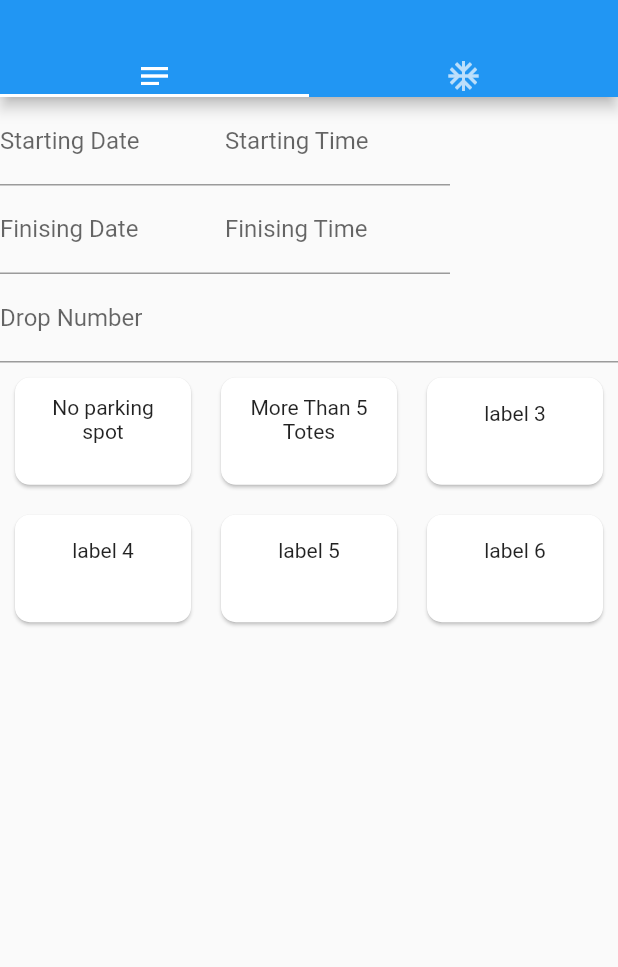
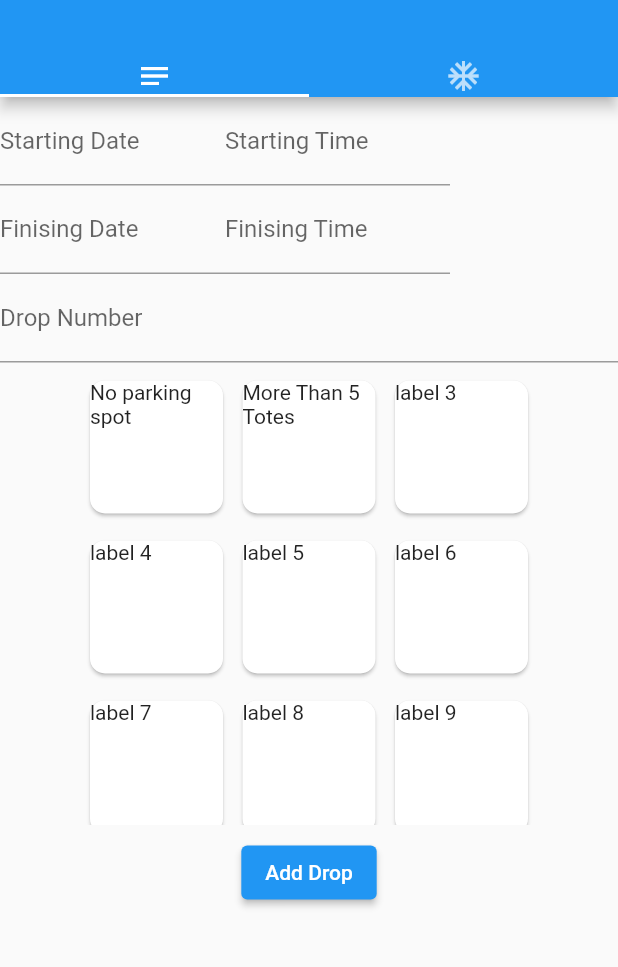
Before and after one commit to BryanBudelon/DriverNotes, a Flutter app: the screen it shows after launch, on a phone screen of 412 x 824 dp, the part 59-1026 px from its top. Run offline on Flutter 3.47's test engine with Material 2 defaults, Android fonts, the phone set to English and light mode, and no system bars.

Commit message:
Add drop working on Emulator and Real device

```diff
--- a/driver_notes/lib/main.dart
+++ b/driver_notes/lib/main.dart
@@ -290,9 +290,8 @@ class _MyAppState extends State<MyApp> {
                   keyboardType: TextInputType.number,
                   controller: dropController,
                 ),
-                Flex(
-                  direction: Axis.vertical,
-                  children: [ReasonSelection(textController, dropController)],
+                Expanded(
+                  child: ReasonSelection(textController, dropController),
                 ),
                 /*Container(
                   width: 300,
--- a/driver_notes/lib/reason_selection.dart
+++ b/driver_notes/lib/reason_selection.dart
@@ -1,21 +1,19 @@
-import 'package:driver_notes/insert_text.dart';
-import 'package:driver_notes/notes_tab.dart';
 import 'package:flutter/material.dart';
 
+import 'insert_text.dart';
 import 'options_list.dart';
 
 class ReasonSelection extends StatefulWidget {
-  //const ReasonSelection({Key? key, textComtroller}) : super(key: key);
   final TextEditingController textController;
   final TextEditingController dropsController;
 
   ReasonSelection(this.textController, this.dropsController);
 
   @override
-  _ReasonSelectionState createState() => _ReasonSelectionState();
+  ReasonSelectionState createState() => ReasonSelectionState();
 }
 
-class _ReasonSelectionState extends State<ReasonSelection> {
+class ReasonSelectionState extends State<ReasonSelection> {
   int selectedCard = -1;
   int _selectedIndex = -1;
 
@@ -31,19 +29,96 @@ class _ReasonSelectionState extends State<ReasonSelection> {
     OptionsList(5, false, 'label 9'),
   ];
 
-  var selectedItems = List.filled(10, '');
+  List<String> selectedItems = List<String>.filled(10, '', growable: true);
 
   @override
   Widget build(BuildContext context) {
-    return GridView.builder(
+    return Column(children: [
+      SingleChildScrollView(
+        child: Container(
+          margin: EdgeInsets.symmetric(vertical: 8.0),
+          width: 300,
+          height: 300,
+          child: GridView.count(
+              crossAxisCount: 3,
+              crossAxisSpacing: 5,
+              mainAxisSpacing: 10,
+              children: [
+                ...options.map((value) {
+                  return Card(
+                    shape: RoundedRectangleBorder(
+                        borderRadius: BorderRadius.circular(10)),
+                    //alignment: Alignment.center,
+                    child: GestureDetector(
+                      child: Text(value.description),
+                      onTap: () {
+                        setState(() {
+                          value.isSelected = !value.isSelected;
+                          if (value.isSelected == true) {
+                            selectedItems.insert(
+                                value.index, value.description);
+                          } else {
+                            selectedItems.remove(value.description);
+                          }
+                          print(selectedItems);
+                          // selectedItems.forEach((element) {
+                          //   if (element.contains('')) {
+                          //     selectedItems.insert(0, value.description);
+                          //   }
+                          // });
+                        });
+                      },
+                    ),
+                    color:
+                        value.isSelected == true ? Colors.amber : Colors.white,
+                  );
+                }).toList(),
+              ]),
+        ),
+      ),
+      ElevatedButton(
+        //onPressed: () => insertText('Drop \n', textController),
+        //onPressed: () => showModalOptions(context),
+        onPressed: () => {
+          widget.textController.selection = TextSelection.collapsed(
+              offset: widget.textController.text.length),
+          InsertText().insertText(
+              '\nDrop Number: ' + widget.dropsController.text + '\n',
+              widget.textController),
+          for (var i = 0; i < selectedItems.length; i++)
+            {
+              if (selectedItems[i].isNotEmpty)
+                if (i == 0)
+                  {
+                    InsertText().insertText(
+                        selectedItems[i] + ' + ', widget.textController),
+                  }
+                else if (i != selectedItems.length)
+                  {
+                    InsertText().insertText(
+                        selectedItems[i] + ' ', widget.textController)
+                  }
+            },
+          setState(() {
+            for (var i = 0; i < options.length; i++) {
+              options[i].isSelected = false;
+              selectedItems[i] = '';
+            }
+          })
+        },
+        // Talvez colocar para adicionar item no TextField ao selecionar o item
+        child: Text('Add Drop'),
+      ),
+    ]);
+
+    /*GridView.builder(
       //physics: NeverScrollableScrollPhysics(),
       shrinkWrap: true,
-      scrollDirection: Axis.vertical,
       itemCount: 6,
       gridDelegate: new SliverGridDelegateWithFixedCrossAxisCount(
         crossAxisCount: 3,
         childAspectRatio: MediaQuery.of(context).size.width /
-            (MediaQuery.of(context).size.height / 3),
+            (MediaQuery.of(context).size.height / 2),
       ),
       itemBuilder: (BuildContext context, int index) {
         return Card(
@@ -55,7 +130,12 @@ class _ReasonSelectionState extends State<ReasonSelection> {
           // The color depends on this is selected or not
           color:
               options[index].isSelected == true ? Colors.amber : Colors.white,
-            child: ListTile(
+          child: Flex(direction: Axis.vertical, children: [
+            ListTile(
+              leading: Text(
+                options[index].description.toString(),
+                textAlign: TextAlign.center,
+              ),
               onTap: () {
                 // if this item isn't selected yet, "isSelected": false -> true
                 // If this item already is selected: "isSelected": true -> false
@@ -65,46 +145,13 @@ class _ReasonSelectionState extends State<ReasonSelection> {
                   selectedItems[index] = options[index].description;
                 });
               },
-              leading: Container(
-                width: 100,
-                child: Text(
-                  options[index].description.toString(),
-                  textAlign: TextAlign.center,
             ),
-              ),
+          ]),
           /*title: Text(
           options[index].description,
                       ),*/
-            ));
+        );
       },
-
-      /*GestureDetector(
-        onTap: () {
-          setState(() {
-            // ontap of each card, set the defined int to the grid view index
-            selectedCard = index;
-          });
-        },
-        onLongPress: () {},
-        child: Card(
-          // check if the index is equal to the selected Card integer
-          color: selectedCard == index ? Colors.blue : Colors.amber,
-          child: Container(
-            height: 200,
-            width: 200,
-            child: Center(
-              child: Text(
-                reasons[index],
-                style: TextStyle(
-                  fontSize: 20,
-                  color: Colors.white,
-                  fontWeight: FontWeight.w500,
-                ),
-              ),
-            ),
-          ),
-        ),
     ); */
-    );
   }
 }
```
Also changed, not shown: driver_notes/lib/selectable_grid.dart (deleted, +0 -56 lines). Lines whose indentation alone changed are shown as unchanged.
